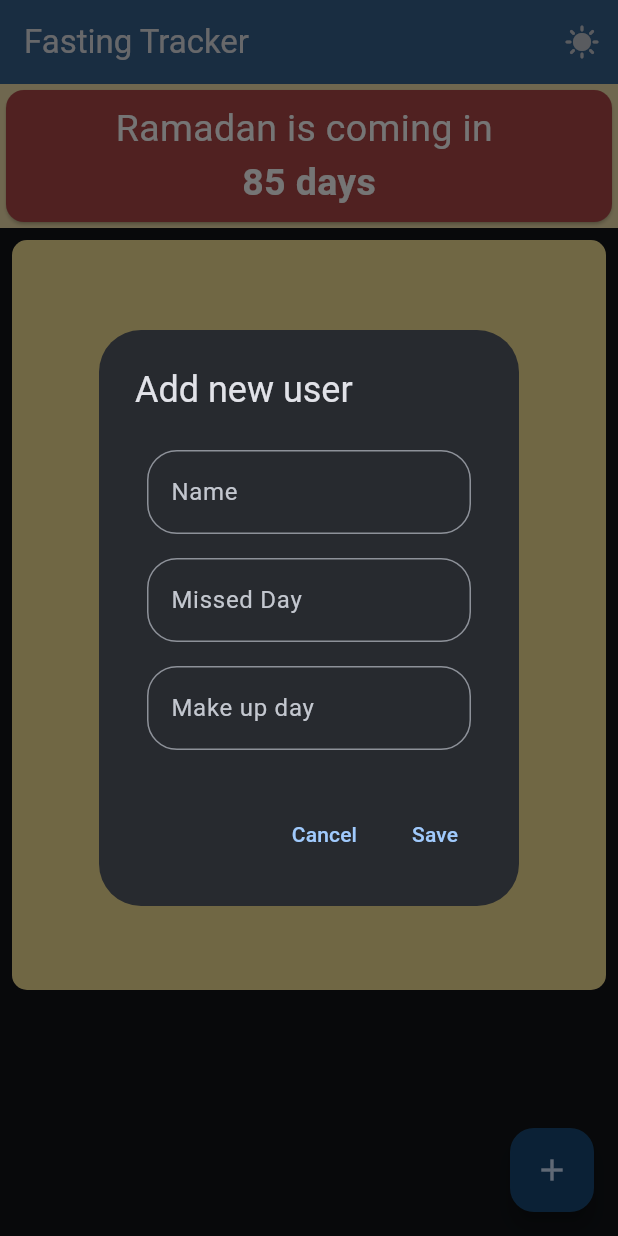
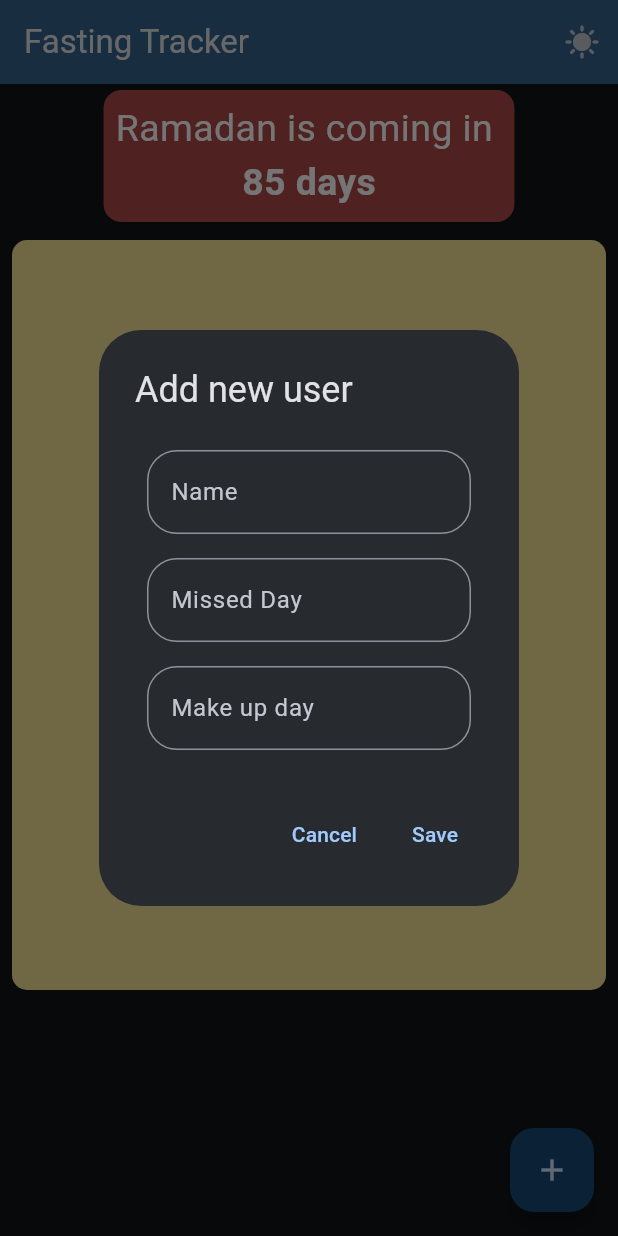
Before and after one commit to mitazzdev/fasting, a Flutter app: the screen it shows after launch, after a tap on the "dark mode" icon, after a tap on the "add" icon, on a phone screen of 412 x 824 dp. Run offline on Flutter 3.47's test engine with Material 3 defaults, Android fonts, the phone set to English and light mode, and no system bars; our stand-ins replace flutter_slidable, sqflite; accounts and stored records are empty.

Commit message:
move file

```diff
--- a/lib/screen/home.dart
+++ b/lib/screen/home.dart
@@ -1,9 +1,9 @@
 import 'package:flutter/material.dart';
 import 'package:flutter_slidable/flutter_slidable.dart';
 
-import '../db_helper.dart';
+import '../utils/db_helper.dart';
 import '../model/user.dart';
-import '../utils/custom.dart';
+import '../utils/widgets/custom.dart';
 
 class MyHomePage extends StatefulWidget {
   const MyHomePage(
@@ -218,11 +218,7 @@ class _MyHomePageState extends State<MyHomePage> {
           child: Column(
             mainAxisAlignment: MainAxisAlignment.center,
             children: <Widget>[
-              Container(
-                decoration:
-                    BoxDecoration(color: Color.fromARGB(255, 243, 225, 173)),
-                width: double.infinity,
-                child: Card(
+              Card(
                 color: Color.fromARGB(255, 174, 72, 72),
                 child: Padding(
                   padding: const EdgeInsets.all(8.0),
@@ -244,7 +240,6 @@ class _MyHomePageState extends State<MyHomePage> {
                             color: Colors.white),
                       ),
                     ],
-                    ),
                   ),
                 ),
               ),
--- a/lib/db_helper.dart
+++ b/lib/utils/db_helper.dart
@@ -3,7 +3,7 @@ import 'package:path/path.dart';
 import 'package:sqflite/sqflite.dart';
 import 'package:path_provider/path_provider.dart';
 
-import 'model/user.dart';
+import '../model/user.dart';
 
 class DatabaseHelper {
   static Database? _database;
```
Also changed, not shown: lib/utils/widgets/custom.dart (renamed from lib/utils/custom.dart), 1 other file. Lines whose indentation alone changed are shown as unchanged.
